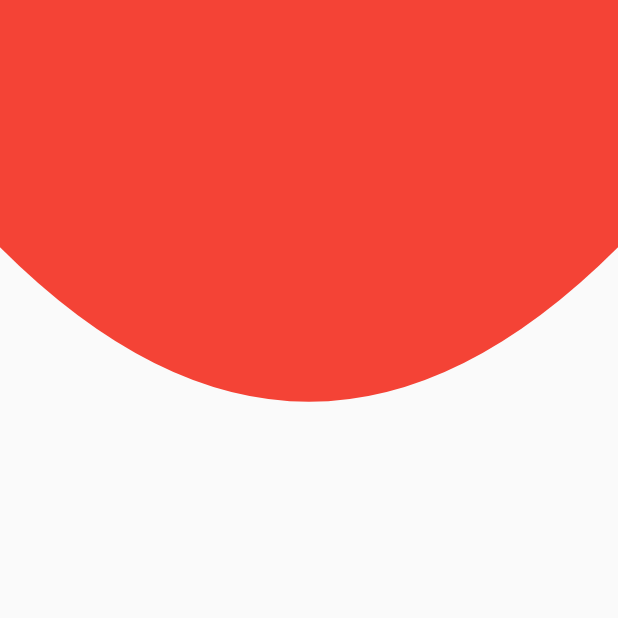
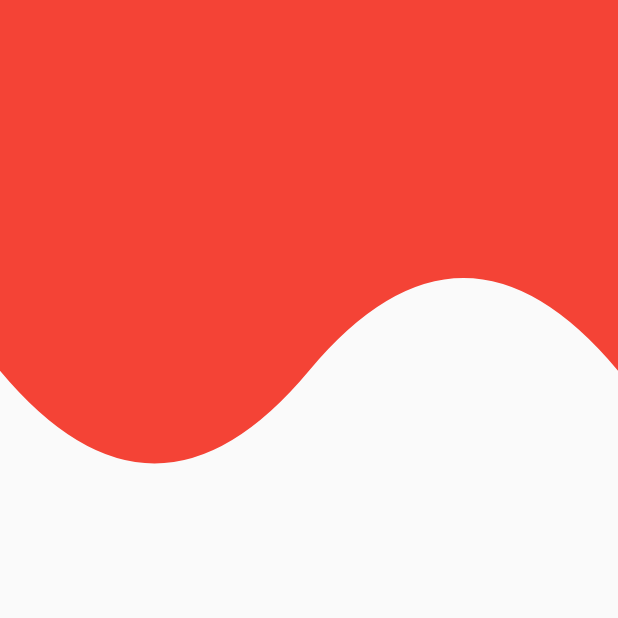
Before and after one commit to juanncode/animation_app, a Flutter app: the screen it shows after launch, on a phone screen of 412 x 824 dp, the top half of it. Run offline on Flutter 3.47's test engine with Material 2 defaults, Android fonts, the phone set to English and light mode, and no system bars.

Commit message:
Header waves

```diff
--- a/lib/src/pages/headers_page.dart
+++ b/lib/src/pages/headers_page.dart
@@ -7,7 +7,7 @@ class HeadersPage extends StatelessWidget {
   @override
   Widget build(BuildContext context) {
     return const Scaffold(
-      body: HeaderCurvo()
+      body: HeaderWaves()
     );
   }
 }
--- a/lib/src/widgets/headers.dart
+++ b/lib/src/widgets/headers.dart
@@ -45,20 +45,7 @@ class HeaderDiagonal extends StatelessWidget {
   }
 }
 
-class HeaderCurvo extends StatelessWidget {
-  const HeaderCurvo({Key? key}) : super(key: key);
 
-  @override
-  Widget build(BuildContext context) {
-    return Container(
-      height: double.infinity,
-      width: double.infinity,
-      child: CustomPaint(
-        painter: _HeaderCurvoPainter(),
-      ),
-    );
-  }
-}
 
 class _HeaderDiagonalPainter extends CustomPainter{
   @override
@@ -91,6 +78,21 @@ class _HeaderDiagonalPainter extends CustomPainter{
 
 }
 
+class HeaderCurvo extends StatelessWidget {
+  const HeaderCurvo({Key? key}) : super(key: key);
+
+  @override
+  Widget build(BuildContext context) {
+    return Container(
+      height: double.infinity,
+      width: double.infinity,
+      child: CustomPaint(
+        painter: _HeaderCurvoPainter(),
+      ),
+    );
+  }
+}
+
 class _HeaderCurvoPainter extends CustomPainter{
   @override
   void paint(Canvas canvas, Size size) {
@@ -118,3 +120,48 @@ class _HeaderCurvoPainter extends CustomPainter{
   }
 
 }
+
+
+class HeaderWaves extends StatelessWidget {
+  const HeaderWaves({Key? key}) : super(key: key);
+
+  @override
+  Widget build(BuildContext context) {
+    return Container(
+      height: double.infinity,
+      width: double.infinity,
+      child: CustomPaint(
+        painter: _HeaderWavesPainter(),
+      ),
+    );
+  }
+}
+
+class _HeaderWavesPainter extends CustomPainter{
+  @override
+  void paint(Canvas canvas, Size size) {
+    final paint = Paint();
+
+    // propiedades
+
+    paint.color = Colors.red;
+    paint.style = PaintingStyle.fill;
+    paint.strokeWidth = 5;
+
+    final path = Path();
+
+    // dibujar con el path y el lapiz
+    path.lineTo(0, size.height * 0.30);
+    path.quadraticBezierTo(size.width * 0.25, size.height * 0.45, size.width * 0.5, size.height * 0.30);
+    path.quadraticBezierTo(size.width * 0.75, size.height * 0.15, size.width, size.height * 0.30);
+    path.lineTo(size.width, 0);
+    canvas.drawPath(path, paint);
+
+  }
+
+  @override
+  bool shouldRepaint(covariant CustomPainter oldDelegate) {
+    return true;
+  }
+
+}
```
